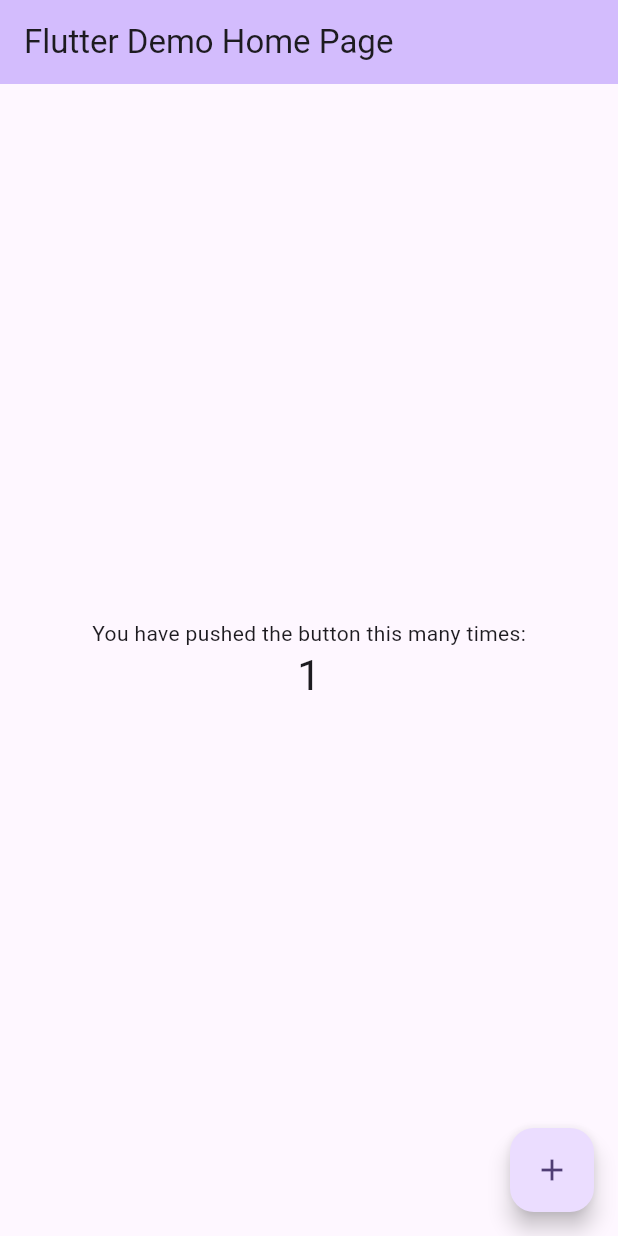
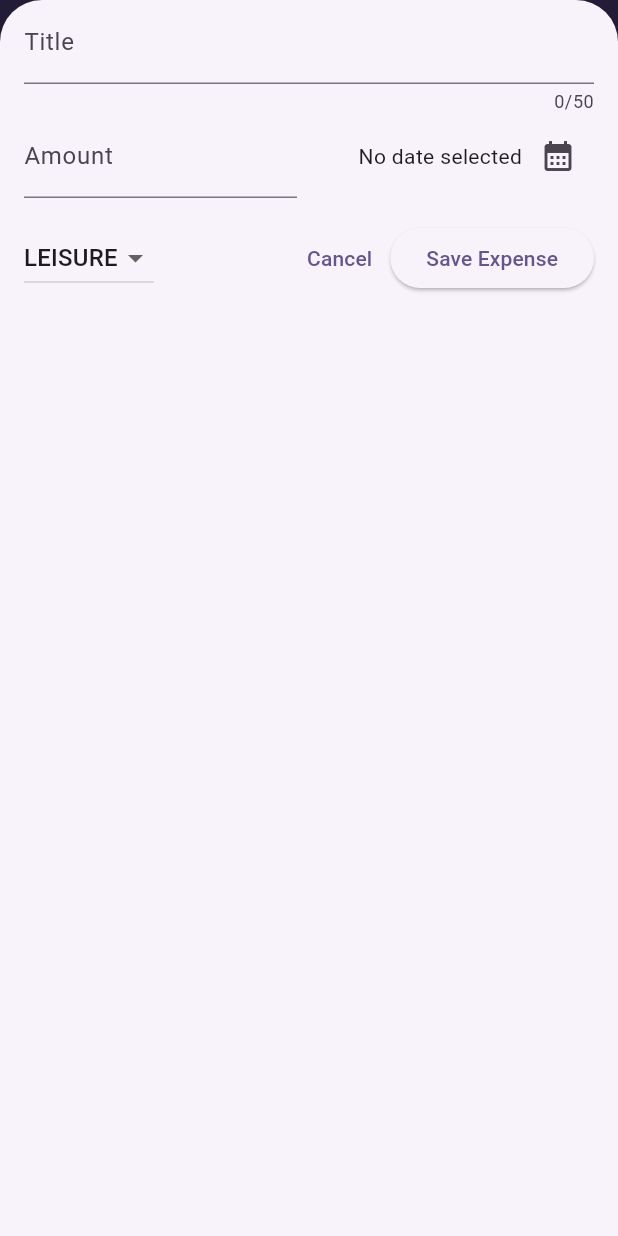
Before and after one commit to thuyngocha98/flutter_course, a Flutter app: the screen it shows after launch, after a tap on the "add" icon, on a phone screen of 412 x 824 dp. Run offline on Flutter 3.47's test engine with Material 3 defaults, Android fonts, the phone set to English and light mode, and no system bars.

Commit message:
section 3: expense tracker app

```diff
--- a/lib/main.dart
+++ b/lib/main.dart
@@ -1,125 +1,36 @@
 import 'package:flutter/material.dart';
+import 'package:flutter_course/widgets/expenses.dart';
+
+var kColorScheme =
+    ColorScheme.fromSeed(seedColor: const Color.fromARGB(255, 96, 59, 181));
+
+var kDarkColorScheme =
+    ColorScheme.fromSeed(seedColor: const Color.fromARGB(255, 5, 99, 125));
 
 void main() {
-  runApp(const MyApp());
+  runApp(
+    MaterialApp(
+      darkTheme: ThemeData.dark().copyWith(colorScheme: kDarkColorScheme),
+      theme: ThemeData().copyWith(
+        colorScheme: kColorScheme,
+        appBarTheme: const AppBarTheme().copyWith(
+          backgroundColor: kColorScheme.onPrimaryContainer,
+          foregroundColor: kColorScheme.primaryContainer,
+        ),
+        cardTheme: const CardTheme().copyWith(
+          color: kColorScheme.secondaryContainer,
+          margin: const EdgeInsets.symmetric(horizontal: 16, vertical: 8),
+        ),
+        textTheme: ThemeData().textTheme.copyWith(
+              titleSmall: TextStyle(
+                fontSize: 16,
+                fontWeight: FontWeight.bold,
+                color: kColorScheme.primary,
+              ),
+            ),
+      ),
+      // themeMode: ThemeMode.dark,
+      home: const Expenses(),
+    ),
+  );
 }
-
-class MyApp extends StatelessWidget {
-  const MyApp({super.key});
-
-  // This widget is the root of your application.
-  @override
-  Widget build(BuildContext context) {
-    return MaterialApp(
-      title: 'Flutter Demo',
-      theme: ThemeData(
-        // This is the theme of your application.
-        //
-        // TRY THIS: Try running your application with "flutter run". You'll see
-        // the application has a purple toolbar. Then, without quitting the app,
-        // try changing the seedColor in the colorScheme below to Colors.green
-        // and then invoke "hot reload" (save your changes or press the "hot
-        // reload" button in a Flutter-supported IDE, or press "r" if you used
-        // the command line to start the app).
-        //
-        // Notice that the counter didn't reset back to zero; the application
-        // state is not lost during the reload. To reset the state, use hot
-        // restart instead.
-        //
-        // This works for code too, not just values: Most code changes can be
-        // tested with just a hot reload.
-        colorScheme: ColorScheme.fromSeed(seedColor: Colors.deepPurple),
-        useMaterial3: true,
-      ),
-      home: const MyHomePage(title: 'Flutter Demo Home Page'),
-    );
-  }
-}
-
-class MyHomePage extends StatefulWidget {
-  const MyHomePage({super.key, required this.title});
-
-  // This widget is the home page of your application. It is stateful, meaning
-  // that it has a State object (defined below) that contains fields that affect
-  // how it looks.
-
-  // This class is the configuration for the state. It holds the values (in this
-  // case the title) provided by the parent (in this case the App widget) and
-  // used by the build method of the State. Fields in a Widget subclass are
-  // always marked "final".
-
-  final String title;
-
-  @override
-  State<MyHomePage> createState() => _MyHomePageState();
-}
-
-class _MyHomePageState extends State<MyHomePage> {
-  int _counter = 0;
-
-  void _incrementCounter() {
-    setState(() {
-      // This call to setState tells the Flutter framework that something has
-      // changed in this State, which causes it to rerun the build method below
-      // so that the display can reflect the updated values. If we changed
-      // _counter without calling setState(), then the build method would not be
-      // called again, and so nothing would appear to happen.
-      _counter++;
-    });
-  }
-
-  @override
-  Widget build(BuildContext context) {
-    // This method is rerun every time setState is called, for instance as done
-    // by the _incrementCounter method above.
-    //
-    // The Flutter framework has been optimized to make rerunning build methods
-    // fast, so that you can just rebuild anything that needs updating rather
-    // than having to individually change instances of widgets.
-    return Scaffold(
-      appBar: AppBar(
-        // TRY THIS: Try changing the color here to a specific color (to
-        // Colors.amber, perhaps?) and trigger a hot reload to see the AppBar
-        // change color while the other colors stay the same.
-        backgroundColor: Theme.of(context).colorScheme.inversePrimary,
-        // Here we take the value from the MyHomePage object that was created by
-        // the App.build method, and use it to set our appbar title.
-        title: Text(widget.title),
-      ),
-      body: Center(
-        // Center is a layout widget. It takes a single child and positions it
-        // in the middle of the parent.
-        child: Column(
-          // Column is also a layout widget. It takes a list of children and
-          // arranges them vertically. By default, it sizes itself to fit its
-          // children horizontally, and tries to be as tall as its parent.
-          //
-          // Column has various properties to control how it sizes itself and
-          // how it positions its children. Here we use mainAxisAlignment to
-          // center the children vertically; the main axis here is the vertical
-          // axis because Columns are vertical (the cross axis would be
-          // horizontal).
-          //
-          // TRY THIS: Invoke "debug painting" (choose the "Toggle Debug Paint"
-          // action in the IDE, or press "p" in the console), to see the
-          // wireframe for each widget.
-          mainAxisAlignment: MainAxisAlignment.center,
-          children: <Widget>[
-            const Text(
-              'You have pushed the button this many times:',
-            ),
-            Text(
-              '$_counter',
-              style: Theme.of(context).textTheme.headlineMedium,
-            ),
-          ],
-        ),
-      ),
-      floatingActionButton: FloatingActionButton(
-        onPressed: _incrementCounter,
-        tooltip: 'Increment',
-        child: const Icon(Icons.add),
-      ), // This trailing comma makes auto-formatting nicer for build methods.
-    );
-  }
-}
--- /dev/null
+++ b/lib/models/expense.dart
@@ -0,0 +1,65 @@
+import 'package:flutter/material.dart';
+import 'package:uuid/uuid.dart';
+import 'package:intl/intl.dart';
+
+final formatter = DateFormat.yMd();
+
+const uuid = Uuid();
+
+enum Category {
+  food,
+  travel,
+  leisure,
+  work,
+}
+
+const categoryIcons = {
+  Category.food: Icons.lunch_dining,
+  Category.travel: Icons.flight_takeoff,
+  Category.leisure: Icons.movie,
+  Category.work: Icons.work,
+};
+
+class Expense {
+  Expense({
+    required this.title,
+    required this.amount,
+    required this.date,
+    required this.category,
+  }) : id = uuid.v4();
+
+  final String id;
+  final String title;
+  final double amount;
+  final DateTime date;
+  final Category category;
+
+  String get formattedDate {
+    return formatter.format(date);
+  }
+}
+
+class ExpenseBucket {
+  const ExpenseBucket({
+    required this.category,
+    required this.expenses,
+  });
+
+  ExpenseBucket.forCategory(List<Expense> allExpense, this.category)
+      : expenses = allExpense
+            .where((expense) => expense.category == category)
+            .toList();
+
+  final Category category;
+  final List<Expense> expenses;
+
+  double get totalExpenses {
+    double sum = 0;
+
+    for (final expense in expenses) {
+      sum += expense.amount;
+    }
+
+    return sum;
+  }
+}
--- /dev/null
+++ b/lib/widgets/chart/chart.dart
@@ -0,0 +1,95 @@
+import 'package:flutter/material.dart';
+
+import 'package:flutter_course/widgets/chart/chart_bar.dart';
+import 'package:flutter_course/models/expense.dart';
+
+class Chart extends StatelessWidget {
+  const Chart({super.key, required this.expenses});
+
+  final List<Expense> expenses;
+
+  List<ExpenseBucket> get buckets {
+    return [
+      ExpenseBucket.forCategory(expenses, Category.food),
+      ExpenseBucket.forCategory(expenses, Category.leisure),
+      ExpenseBucket.forCategory(expenses, Category.travel),
+      ExpenseBucket.forCategory(expenses, Category.work),
+    ];
+  }
+
+  double get maxTotalExpense {
+    double maxTotalExpense = 0;
+
+    for (final bucket in buckets) {
+      if (bucket.totalExpenses > maxTotalExpense) {
+        maxTotalExpense = bucket.totalExpenses;
+      }
+    }
+
+    return maxTotalExpense;
+  }
+
+  @override
+  Widget build(BuildContext context) {
+    final isDarkMode =
+        MediaQuery.of(context).platformBrightness == Brightness.dark;
+    return Container(
+      margin: const EdgeInsets.all(16),
+      padding: const EdgeInsets.symmetric(
+        vertical: 16,
+        horizontal: 8,
+      ),
+      width: double.infinity,
+      height: 180,
+      decoration: BoxDecoration(
+        borderRadius: BorderRadius.circular(8),
+        gradient: LinearGradient(
+          colors: [
+            Theme.of(context).colorScheme.primary.withOpacity(0.3),
+            Theme.of(context).colorScheme.primary.withOpacity(0.0)
+          ],
+          begin: Alignment.bottomCenter,
+          end: Alignment.topCenter,
+        ),
+      ),
+      child: Column(
+        children: [
+          Expanded(
+            child: Row(
+              crossAxisAlignment: CrossAxisAlignment.end,
+              children: [
+                for (final bucket in buckets) // alternative to map()
+                  ChartBar(
+                    fill: bucket.totalExpenses == 0
+                        ? 0
+                        : bucket.totalExpenses / maxTotalExpense,
+                  )
+              ],
+            ),
+          ),
+          const SizedBox(height: 12),
+          Row(
+            children: buckets
+                .map(
+                  (bucket) => Expanded(
+                    child: Padding(
+                      padding: const EdgeInsets.symmetric(horizontal: 4),
+                      child: Icon(
+                        categoryIcons[bucket.category],
+                        color: isDarkMode
+                            ? Theme.of(context).colorScheme.secondary
+                            : Theme.of(context)
+                                .colorScheme
+                                .primary
+                                .withOpacity(0.7),
+                      ),
+                    ),
+                  ),
+                )
+                .toList(),
+          )
+        ],
+      ),
+    );
+  }
+}
--- /dev/null
+++ b/lib/widgets/chart/chart_bar.dart
@@ -0,0 +1,34 @@
+import 'package:flutter/material.dart';
+
+class ChartBar extends StatelessWidget {
+  const ChartBar({
+    super.key,
+    required this.fill,
+  });
+
+  final double fill;
+
+  @override
+  Widget build(BuildContext context) {
+    final isDarkMode =
+        MediaQuery.of(context).platformBrightness == Brightness.dark;
+    return Expanded(
+      child: Padding(
+        padding: const EdgeInsets.symmetric(horizontal: 4),
+        child: FractionallySizedBox(
+          heightFactor: fill,
+          child: DecoratedBox(
+            decoration: BoxDecoration(
+              shape: BoxShape.rectangle,
+              borderRadius:
+                  const BorderRadius.vertical(top: Radius.circular(8)),
+              color: isDarkMode
+                  ? Theme.of(context).colorScheme.secondary
+                  : Theme.of(context).colorScheme.primary.withOpacity(0.65),
+            ),
+          ),
+        ),
+      ),
+    );
+  }
+}
--- /dev/null
+++ b/lib/widgets/expenses.dart
@@ -0,0 +1,102 @@
+import 'package:flutter/material.dart';
+import 'package:flutter_course/models/expense.dart';
+import 'package:flutter_course/widgets/chart/chart.dart';
+import 'package:flutter_course/widgets/expenses_list/expenses_list.dart';
+import 'package:flutter_course/widgets/new_expense.dart';
+
+class Expenses extends StatefulWidget {
+  const Expenses({super.key});
+
+  @override
+  State<Expenses> createState() => _ExpensesState();
+}
+
+class _ExpensesState extends State<Expenses> {
+  final List<Expense> _registeredExpenses = [
+    Expense(
+      title: 'Flutter course',
+      amount: 19.99,
+      date: DateTime.now(),
+      category: Category.work,
+    ),
+    Expense(
+      title: 'Cinema',
+      amount: 15.69,
+      date: DateTime.now(),
+      category: Category.travel,
+    ),
+  ];
+
+  void _openAddExpenseOverlay() {
+    showModalBottomSheet(
+      isScrollControlled: true,
+      useSafeArea: true,
+      context: context,
+      builder: (ctx) => NewExpense(onAddExpense: _addExpense),
+    );
+  }
+
+  void _addExpense(Expense expense) {
+    setState(() {
+      _registeredExpenses.add(expense);
+    });
+  }
+
+  void _removeExpense(Expense expense) {
+    final expenseIndex = _registeredExpenses.indexWhere(
+      (element) => element.id == expense.id,
+    );
+    setState(() {
+      _registeredExpenses.remove(expense);
+    });
+    ScaffoldMessenger.of(context).clearSnackBars();
+    ScaffoldMessenger.of(context).showSnackBar(
+      SnackBar(
+        duration: const Duration(seconds: 3),
+        content: Text('Expense ${expense.title} deleted.'),
+        action: SnackBarAction(
+          label: 'Undo',
+          onPressed: () => {
+            setState(() {
+              _registeredExpenses.insert(expenseIndex, expense);
+            })
+          },
+        ),
+      ),
+    );
+  }
+
+  @override
+  Widget build(BuildContext context) {
+    Widget mainContent = const Center(
+      child: Text('No expenses found. Start adding some!'),
+    );
+
+    if (_registeredExpenses.isNotEmpty) {
+      mainContent = ExpensesList(
+        expenses: _registeredExpenses,
+        onRemoveExpense: _removeExpense,
+      );
+    }
+
+    return Scaffold(
+      appBar: AppBar(
+        actions: [
+          IconButton(
+            icon: const Icon(Icons.add),
+            onPressed: _openAddExpenseOverlay,
+          ),
+        ],
+        title: const Text('Flutter ExpenseTracker'),
+      ),
+      body: Column(
+        children: [
+          Chart(expenses: _registeredExpenses),
+          Expanded(
+            child: mainContent,
+          ),
+        ],
+      ),
+    );
+  }
+}
--- /dev/null
+++ b/lib/widgets/expenses_list/expense_item.dart
@@ -0,0 +1,42 @@
+import 'package:flutter/material.dart';
+import 'package:flutter_course/models/expense.dart';
+
+class ExpenseItem extends StatelessWidget {
+  const ExpenseItem(this.expense, {super.key});
+
+  final Expense expense;
+
+  @override
+  Widget build(BuildContext context) {
+    return Card(
+      child: Padding(
+        padding: const EdgeInsets.symmetric(
+          vertical: 16,
+          horizontal: 20,
+        ),
+        child: Column(
+          crossAxisAlignment: CrossAxisAlignment.start,
+          children: [
+            Text(expense.title, style: Theme.of(context).textTheme.titleSmall),
+            const SizedBox(height: 4),
+            Row(
+              children: [
+                Text(
+                  '\$${expense.amount.toStringAsFixed(2)}',
+                ),
+                const Spacer(),
+                Row(
+                  children: [
+                    Icon(categoryIcons[expense.category]),
+                    const SizedBox(width: 8),
+                    Text(expense.formattedDate),
+                  ],
+                )
+              ],
+            )
+          ],
+        ),
+      ),
+    );
+  }
+}
--- /dev/null
+++ b/lib/widgets/expenses_list/expenses_list.dart
@@ -0,0 +1,34 @@
+import 'package:flutter/material.dart';
+import 'package:flutter_course/models/expense.dart';
+import 'package:flutter_course/widgets/expenses_list/expense_item.dart';
+
+class ExpensesList extends StatelessWidget {
+  const ExpensesList({
+    super.key,
+    required this.expenses,
+    required this.onRemoveExpense,
+  });
+
+  final List<Expense> expenses;
+  final void Function(Expense expense) onRemoveExpense;
+
+  @override
+  Widget build(BuildContext context) {
+    return ListView.builder(
+      itemCount: expenses.length,
+      itemBuilder: (ctx, index) => Dismissible(
+        key: ValueKey(expenses[index]),
+        background: Container(
+          color: Theme.of(context).colorScheme.error.withOpacity(0.75),
+          margin: EdgeInsets.symmetric(horizontal: 16),
+        ),
+        onDismissed: (DismissDirection direction) {
+          onRemoveExpense(expenses[index]);
+        },
+        child: ExpenseItem(
+          expenses[index],
+        ),
+      ),
+    );
+  }
+}
--- /dev/null
+++ b/lib/widgets/new_expense.dart
@@ -0,0 +1,192 @@
+import 'package:flutter/cupertino.dart';
+import 'package:flutter/material.dart';
+import 'package:flutter_course/models/expense.dart';
+import 'package:intl/intl.dart';
+
+final formatter = DateFormat.yMd();
+
+class NewExpense extends StatefulWidget {
+  const NewExpense({super.key, required this.onAddExpense});
+
+  final void Function(Expense expense) onAddExpense;
+
+  @override
+  State<NewExpense> createState() => _NewExpenseState();
+}
+
+class _NewExpenseState extends State<NewExpense> {
+  final _titleController = TextEditingController();
+  final _amountController = TextEditingController();
+  DateTime? _selectedDate;
+  Category _selectedCategory = Category.leisure;
+
+  void _presentDatePicker() async {
+    final now = DateTime.now();
+    final firstDate = DateTime(now.year - 1, now.month, now.day);
+    final pickedDate = await showDatePicker(
+      context: context,
+      initialDate: now,
+      firstDate: firstDate,
+      lastDate: now,
+    );
+    setState(() {
+      _selectedDate = pickedDate;
+    });
+  }
+
+  void _submitExpenseDate() {
+    final enteredAmount = double.tryParse(_amountController.text);
+    final amountIsInvalid = enteredAmount == null || enteredAmount <= 0;
+    if (_titleController.text.trim().isEmpty ||
+        amountIsInvalid ||
+        _selectedDate == null) {
+      showCupertinoDialog(
+        context: context,
+        builder: (ctx) => CupertinoAlertDialog(
+          title: const Text('Invalid input'),
+          content: const Text(
+              'Please make sure a valid title, amount and date was entered.'),
+          actions: [
+            TextButton(
+              onPressed: () {
+                Navigator.pop(context);
+              },
+              child: const Text('Okay'),
+            )
+          ],
+        ),
+      );
+
+      // showDialog(
+      //   context: context,
+      //   builder: (ctx) => AlertDialog(
+      //     title: const Text('Invalid input'),
+      //     content: const Text(
+      //         'Please make sure a valid title, amount and date was entered.'),
+      //     actions: [
+      //       TextButton(
+      //         onPressed: () {
+      //           Navigator.pop(context);
+      //         },
+      //         child: const Text('Okay'),
+      //       )
+      //     ],
+      //   ),
+      // );
+    } else {
+      final expense = Expense(
+        title: _titleController.text,
+        amount: enteredAmount!,
+        date: _selectedDate!,
+        category: _selectedCategory,
+      );
+
+      widget.onAddExpense(expense);
+      Navigator.pop(context);
+    }
+  }
+
+  @override
+  void dispose() {
+    _titleController.dispose();
+    _amountController.dispose();
+    super.dispose();
+  }
+
+  @override
+  Widget build(BuildContext context) {
+    final keyboardSpace = MediaQuery.of(context).viewInsets.bottom;
+    return LayoutBuilder(builder: (ctx, contraints) {
+      print(contraints.minHeight);
+      print(contraints.maxHeight);
+      print(contraints.minWidth);
+      print(contraints.maxWidth);
+
+      return SizedBox(
+        height: double.infinity,
+        child: SingleChildScrollView(
+          child: Padding(
+            padding: EdgeInsets.fromLTRB(16, 0, 16, keyboardSpace + 16),
+            child: Column(
+              children: [
+                TextField(
+                  controller: _titleController,
+                  maxLength: 50,
+                  decoration: const InputDecoration(
+                    label: Text('Title'),
+                  ),
+                ),
+                Row(
+                  mainAxisAlignment: MainAxisAlignment.center,
+                  crossAxisAlignment: CrossAxisAlignment.center,
+                  children: [
+                    Flexible(
+                      child: TextField(
+                        controller: _amountController,
+                        keyboardType: TextInputType.number,
+                        decoration: const InputDecoration(
+                          prefixText: '\$ ',
+                          label: Text('Amount'),
+                        ),
+                      ),
+                    ),
+                    const SizedBox(width: 16),
+                    Expanded(
+                      child: Row(
+                        mainAxisAlignment: MainAxisAlignment.end,
+                        crossAxisAlignment: CrossAxisAlignment.center,
+                        children: [
+                          Text(
+                            _selectedDate == null
+                                ? 'No date selected'
+                                : formatter.format(_selectedDate!),
+                          ),
+                          IconButton(
+                            onPressed: _presentDatePicker,
+                            icon: const Icon(Icons.calendar_month),
+                          ),
+                        ],
+                      ),
+                    )
+                  ],
+                ),
+                const SizedBox(height: 16),
+                Row(
+                  children: [
+                    DropdownButton(
+                        value: _selectedCategory,
+                        items: Category.values
+                            .map(
+                              (category) => DropdownMenuItem(
+                                value: category,
+                                child: Text(category.name.toUpperCase()),
+                              ),
+                            )
+                            .toList(),
+                        onChanged: (value) {
+                          if (value is! Category) return;
+                          setState(() {
+                            _selectedCategory = value as Category;
+                          });
+                        }),
+                    const Spacer(),
+                    TextButton(
+                      onPressed: () {
+                        Navigator.pop(context);
+                      },
+                      child: const Text('Cancel'),
+                    ),
+                    ElevatedButton(
+                      onPressed: _submitExpenseDate,
+                      child: const Text('Save Expense'),
+                    ),
+                  ],
+                )
+              ],
+            ),
+          ),
+        ),
+      );
+    });
+  }
+}
--- a/pubspec.yaml
+++ b/pubspec.yaml
@@ -35,6 +35,8 @@ dependencies:
   # The following adds the Cupertino Icons font to your application.
   # Use with the CupertinoIcons class for iOS style icons.
   cupertino_icons: ^1.0.2
+  uuid: ^4.2.2
+  intl: ^0.19.0
 
 dev_dependencies:
   flutter_test:
```
Also changed, not shown: pubspec.lock, 1 other file.
